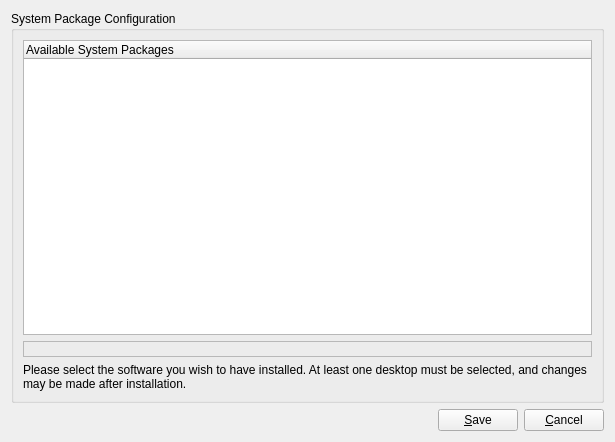
First picture: the form in src-qt4/pc-installgui/dialogDesktopSelection.ui, repository trueos/pcbsd, before the edit.
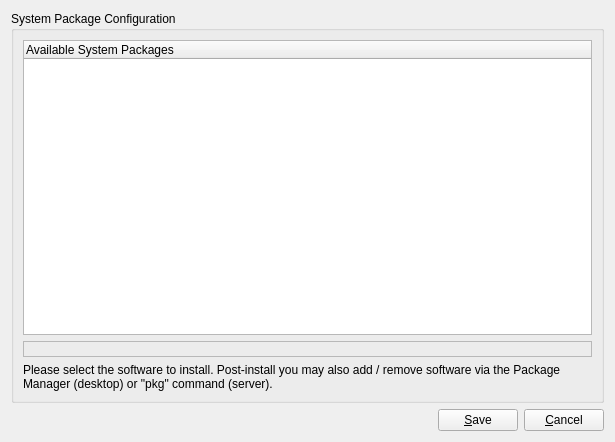
Second picture: the form after the edit.

Commit message: Update package help text to be more desktop / server specific

```diff
--- a/src-qt4/pc-installgui/dialogDesktopSelection.ui
+++ b/src-qt4/pc-installgui/dialogDesktopSelection.ui
@@ -56,7 +56,7 @@
       <item row="2" column="0">
        <widget class="QLabel" name="label_25">
         <property name="text">
-         <string>Please select the software you wish to have installed. At least one desktop must be selected, and changes may be made after installation.</string>
+         <string>Please select the software to install. Post-install you may also add / remove software via the Package Manager (desktop) or &quot;pkg&quot; command (server).</string>
         </property>
         <property name="wordWrap">
          <bool>true</bool>
```
